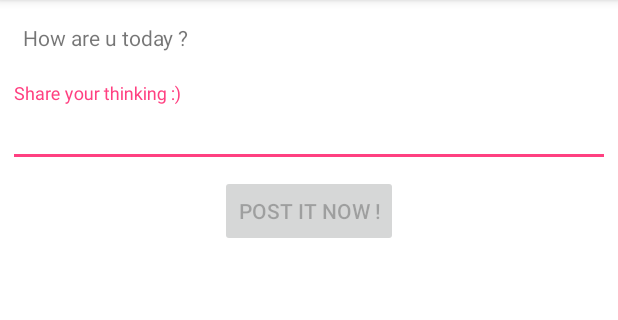
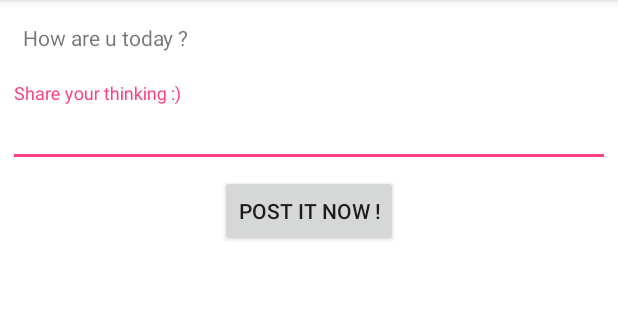
Before and after one commit to trungnam/testKotlin, an Android app: the screen it shows after launch (MainActivity), on a phone screen of 412 x 824 dp, the part 84-404 px from its top. Run offline under Robolectric (Android 15) with nearby library versions, the phone set to English and light mode, and no system bars; our stand-ins replace Dagger/Hilt's generated code, RxJava; libraries missing offline, so code that uses them is left out: io.realm; 3 statements that could not run were skipped.

```diff
--- a/app/src/main/res/layout/fragment_fragment_user_input.xml
+++ b/app/src/main/res/layout/fragment_fragment_user_input.xml
@@ -32,7 +32,7 @@
         android:layout_height="wrap_content"
         android:layout_below="@+id/textInputLayoutStatus"
         android:layout_centerInParent="true"
-        android:enabled="false"
+        android:enabled="true"
         android:text="@string/text_post_it_now" />
 
 </RelativeLayout>
```
